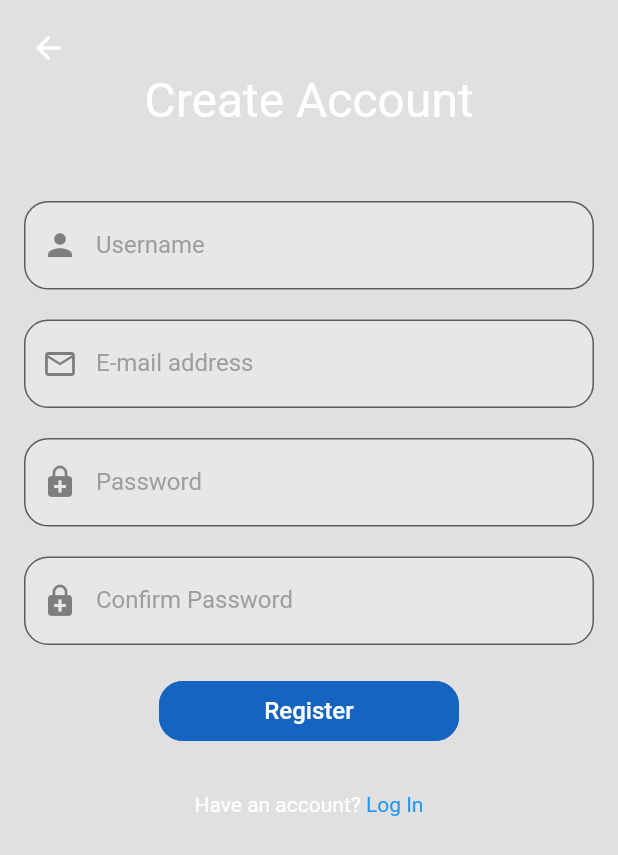
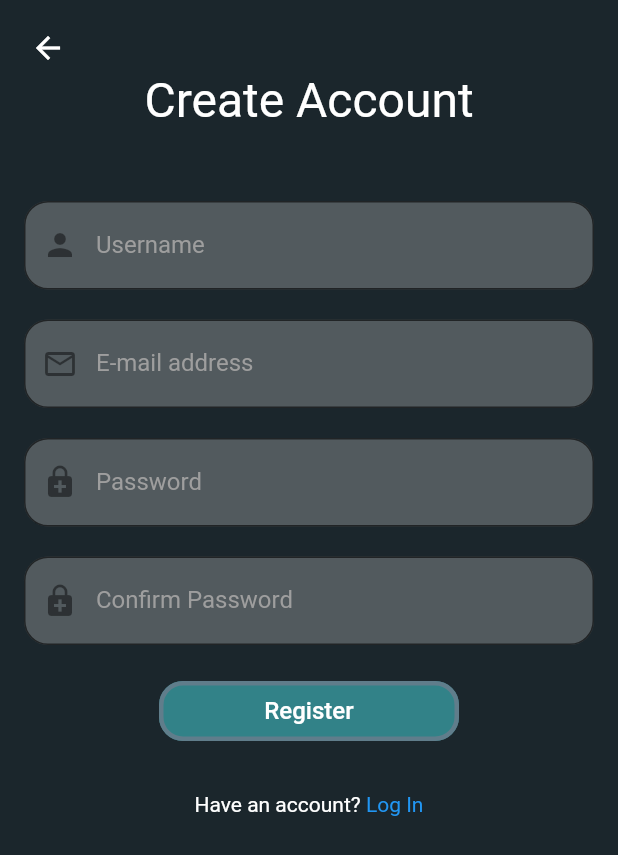
Before and after one commit to Kyoshiin/AaDDa, a Flutter app: the screen it shows after launch, after a tap on "Login", after a tap on "Don't an account?", on a phone screen of 412 x 824 dp. Shown: the top 855 px of the screen. Run offline on Flutter 3.47's test engine with Material 2 defaults, Android fonts, the phone set to English and light mode, and no system bars; our stand-ins replace cached_network_image, cloud_firestore, firebase_auth, firebase_core, firebase_storage, flutter_easyloading and 2 more; accounts and stored records are empty.

Commit message:
Deletion Fix

```diff
--- a/lib/Components/ContactsTile.dart
+++ b/lib/Components/ContactsTile.dart
@@ -28,7 +28,6 @@ class ContactsTile extends StatelessWidget {
         mainAxisAlignment: MainAxisAlignment.spaceAround,
         children: [
           Container(
-            // decoration: BoxDecoration(border: Border(bottom: BorderSide(width: 1,color: SecondaryColour)),),
             padding: EdgeInsets.symmetric(horizontal: 16, vertical: 6),
             child: Row(
               children: [
--- a/lib/Components/InputField.dart
+++ b/lib/Components/InputField.dart
@@ -11,6 +11,7 @@ class InputField extends StatelessWidget {
       this.hideText = false,
       this.inputType});
 
+  //remove highlight
   final TextEditingController controller;
   final Icon icon;
   final String hintText;
@@ -32,13 +33,13 @@ class InputField extends StatelessWidget {
         labelStyle: InputTextStyle.copyWith(color: Colors.grey),
         border: OutlineInputBorder(
           borderSide: BorderSide(
-            color: Colors.white,
-          ),
+            // color: Colors.white,
+              ),
           borderRadius: BorderRadius.circular(16),
         ),
         focusedBorder: OutlineInputBorder(
           borderSide: BorderSide(
-            color: Colors.blue,
+            color: ButtonColour,
           ),
           borderRadius: BorderRadius.circular(16),
         ),
--- a/lib/Components/MessageTile.dart
+++ b/lib/Components/MessageTile.dart
@@ -12,7 +12,7 @@ class MessageTile extends StatelessWidget {
   Widget build(BuildContext context) {
     return Container(
       padding: EdgeInsets.only(
-          left: isCurrentUser ? 0 : 16, right: isCurrentUser ? 16 : 0),
+          left: isCurrentUser ? 56 : 16, right: isCurrentUser ? 16 : 56),
       margin: EdgeInsets.symmetric(vertical: 8),
       width: MediaQuery.of(context).size.width,
       alignment: isCurrentUser ? Alignment.centerRight : Alignment.centerLeft,
--- a/lib/Constants.dart
+++ b/lib/Constants.dart
@@ -5,8 +5,15 @@ const TextStyle InputTextStyle = TextStyle(color: Colors.white, fontSize: 16);
 
 const TextStyle BodyTextStyle = TextStyle(color: Colors.white, fontSize: 16);
 
+const Color BackgroundColour = Color(0xFF1B262c);
+
 const Color SecondaryColour = Color(0xFF212121);
-const Color AccentColour = Color(0xFF1565C0);
+
+const Color AccentColour = Colors.blueGrey; //Color(0xFF1565C0);
+
+const Color ButtonColour = Color(0xFF328288);
+
+const Color PrimaryColour = Color(0xFF25454B);
 
 const TextStyle HeadingTextStyle = TextStyle(color: Colors.white, fontSize: 24);
 
--- a/lib/Screens/LoginScreen.dart
+++ b/lib/Screens/LoginScreen.dart
@@ -94,7 +94,7 @@ class LoginScreen extends StatelessWidget {
                         onPressed: () => checkSignIn(context),
                         height: 40,
                         minWidth: 200,
-                        color: AccentColour,
+                        color: ButtonColour,
                         child: Text(
                           'Login',
                           style: TextStyle(color: Colors.white, fontSize: 16),
--- a/lib/Screens/RegScreen.dart
+++ b/lib/Screens/RegScreen.dart
@@ -136,7 +136,7 @@ class _RegScreenState extends State<RegScreen> {
                           onPressed: () => registerAccount(context),
                           height: 40,
                           minWidth: 200,
-                          color: AccentColour,
+                          color: ButtonColour,
                           child: Text(
                             'Register',
                             style: TextStyle(color: Colors.white, fontSize: 16),
--- a/lib/main.dart
+++ b/lib/main.dart
@@ -1,5 +1,4 @@
 import 'package:aadda/Constants.dart';
-import 'package:aadda/Screens/ConversationScreen.dart';
 import 'package:aadda/Screens/LoginScreen.dart';
 import 'package:aadda/Screens/RegScreen.dart';
 import 'package:aadda/Screens/SplashScreen.dart';
@@ -40,9 +39,8 @@ class AaDDa extends StatelessWidget {
             title: 'AaDDa',
             builder: EasyLoading.init(),
             theme: ThemeData(
-              primaryColor: AccentColour,
-              canvasColor: Colors.black12,
-              cardColor: Colors.grey.shade900,
+              primaryColor: PrimaryColour,
+              canvasColor: BackgroundColour,
             ),
             debugShowCheckedModeBanner: false,
             initialRoute: '/',
@@ -50,9 +48,6 @@ class AaDDa extends StatelessWidget {
               '/': (context) => SplashScreen(),
               LoginScreen.ID: (context) => LoginScreen(),
               RegScreen.ID: (context) => RegScreen(),
-              // ChatListScreen.ID: (context) => ChatListScreen(),
-              // SearchContacts.ID: (context) => SearchContacts(),
-              ConversationScreen.ID: (context) => ConversationScreen()
             },
           );
 
```
Also changed, not shown: lib/Screens/AllUserScreen.dart (added, +252 -0 lines), lib/Screens/ConversationScreen.dart (+14 -9 lines), lib/Screens/ProfileScreen.dart (+4 -4 lines), lib/Screens/UserListScreen.dart (+4 -5 lines), lib/Services/DataBaseMethods.dart (+32 -14 lines), 15 other files.
